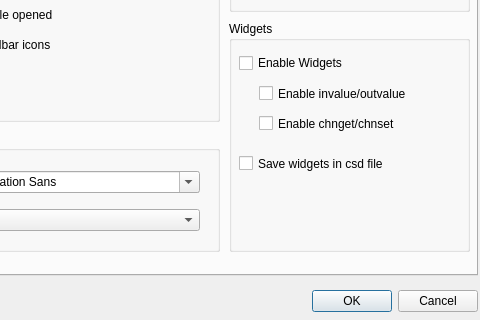
Qt form src/configdialog.ui (CsoundQt/CsoundQt) before a commit; both pictures show x 143 to 623 and y 265 to 585 of the 623 by 585 pixel window.
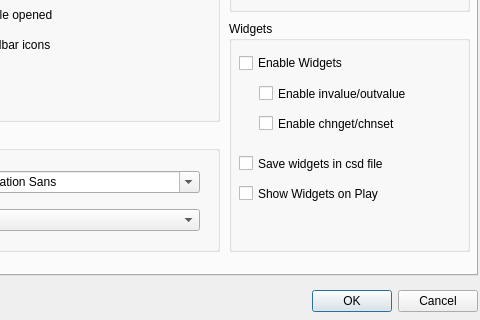
The same form after that commit. The open tabs and pages were chosen to show the change.

Commit message: Console widget now resizes properly. Button now saves its value Fixed printing of messages and read/write widget values when running in same thread f-sigs and labels are now colored in the editor Made knob (dial) a little smaller than the widget size to imitate MacCsound Added option to show/hide widgets on run Prepared class for meter widget

Diff of the .ui file:
```diff
--- a/src/configdialog.ui
+++ b/src/configdialog.ui
@@ -861,6 +861,19 @@
        <string>Save widgets in csd file</string>
       </property>
      </widget>
+     <widget class="QCheckBox" name="showWidgetsOnRunCheckBox" >
+      <property name="geometry" >
+       <rect>
+        <x>10</x>
+        <y>160</y>
+        <width>191</width>
+        <height>25</height>
+       </rect>
+      </property>
+      <property name="text" >
+       <string>Show Widgets on Play</string>
+      </property>
+     </widget>
     </widget>
     <widget class="QGroupBox" name="groupBox_8" >
      <property name="geometry" >
```
The commit also changes 16 other files.
